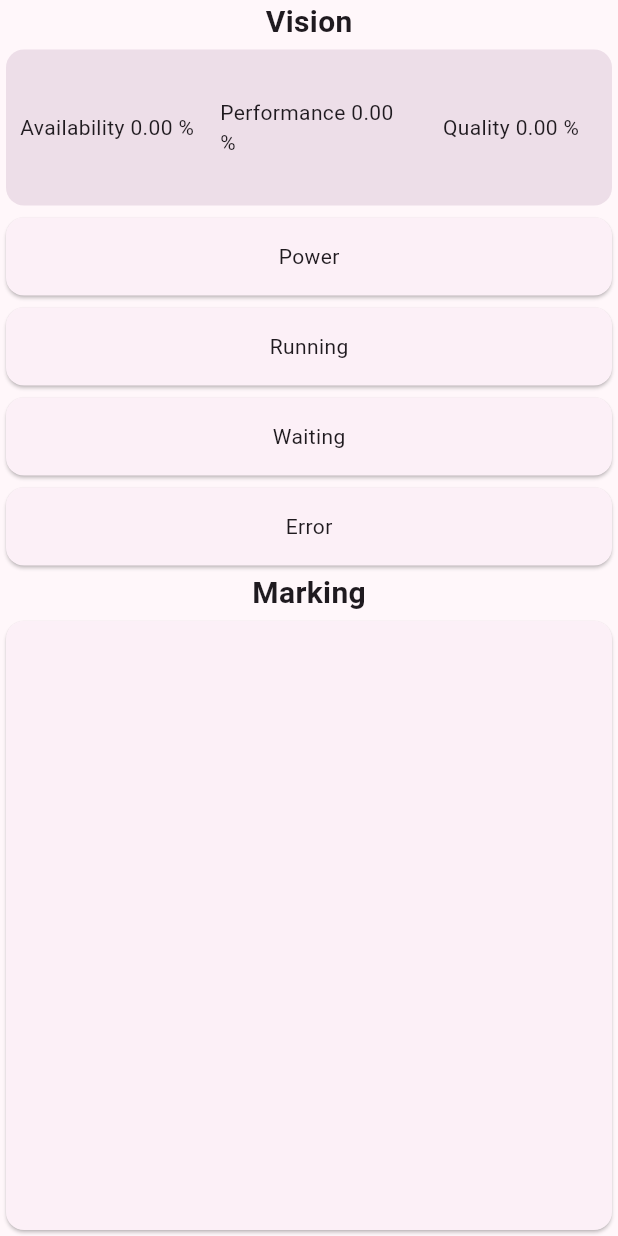
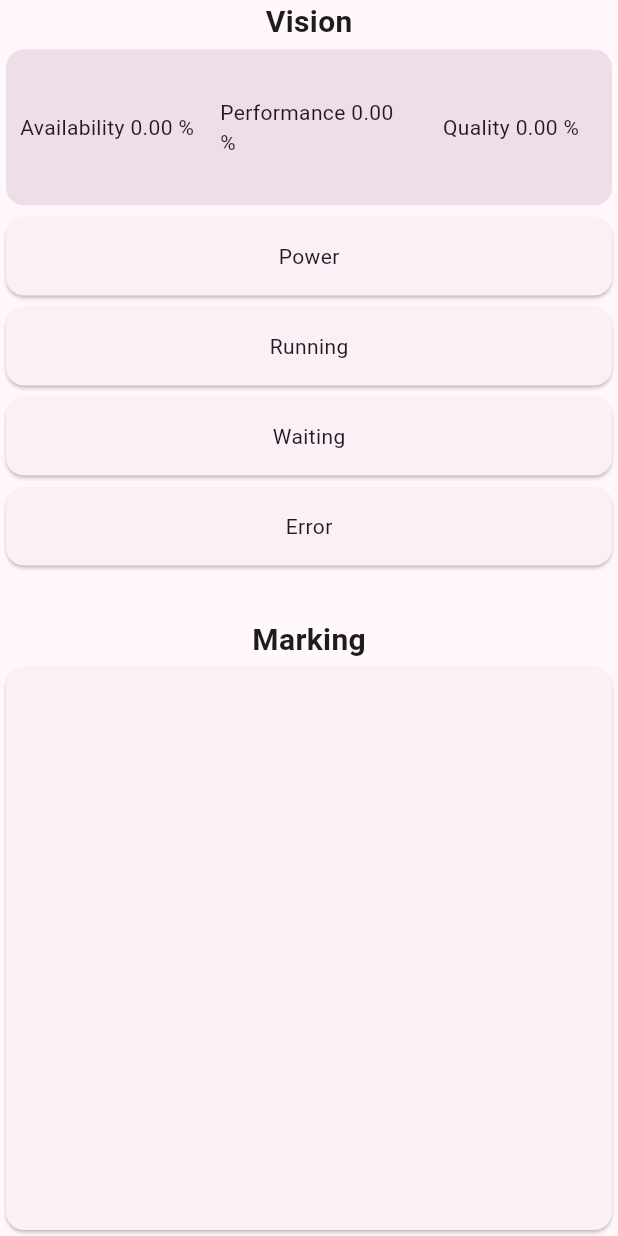
Before and after one commit to ppuska/mediscara.hmi, a Flutter app: the InfoWidget widget shown alone on an empty page, opened directly with empty values, on a phone screen of 412 x 824 dp. Run offline on Flutter 3.47's test engine with Material 2 defaults, Android fonts, the light colour scheme and no system bars; our stand-ins replace badges, flutter_dotenv, shelf; missing offline and left inert: shelf_router, virtual_keyboard_multi_language, webview_windows, window_manager; accounts and stored records are empty; statements that could not run were skipped.

Commit message:
Info UI update and appBar resize

```diff
--- a/lib/collaborative/info.dart
+++ b/lib/collaborative/info.dart
@@ -91,9 +91,9 @@ class _InfoWidgetState extends State<InfoWidget> {
     super.dispose();
   }
 
-  @override
-  Widget build(BuildContext context) {
-    return Column(
+  Widget buildVision(BuildContext context) {
+    return Expanded(
+      child: Column(
         children: [
           const Text(
             'Vision',
@@ -162,6 +162,15 @@ class _InfoWidgetState extends State<InfoWidget> {
               child: const Center(child: Text("Error")),
             ),
           ),
+        ],
+      ),
+    );
+  }
+
+  Widget buildMarking(BuildContext context) {
+    return Expanded(
+      child: Column(
+        children: [
           const Text(
             'Marking',
             style: TextStyle(fontSize: 20, fontWeight: FontWeight.bold),
@@ -174,6 +183,17 @@ class _InfoWidgetState extends State<InfoWidget> {
             ),
           ),
         ],
+      ),
+    );
+  }
+
+  @override
+  Widget build(BuildContext context) {
+    return Column(
+      children: [
+        buildVision(context),
+        buildMarking(context),
+      ],
     );
   }
 }
--- a/lib/content.dart
+++ b/lib/content.dart
@@ -197,6 +197,7 @@ class _ContentWidgetState extends State<ContentWidget> {
 
     return Scaffold(
       appBar: AppBar(
+        toolbarHeight: 80,
         automaticallyImplyLeading: false,
         title: Text(userDisplayString),
         actions: <Widget>[
--- a/lib/errors.dart
+++ b/lib/errors.dart
@@ -50,7 +50,8 @@ class _ErrorWidgetState extends State<ErrorWidget> {
   @override
   Widget build(BuildContext context) {
     if (errors.isEmpty) {
-      return const Text("No errors");
+      return const Text("No errors",
+          style: TextStyle(fontSize: 32, fontWeight: FontWeight.bold));
     }
     return ListView.builder(
       padding: const EdgeInsets.all(8),
```
Lines whose indentation alone changed are shown as unchanged.
